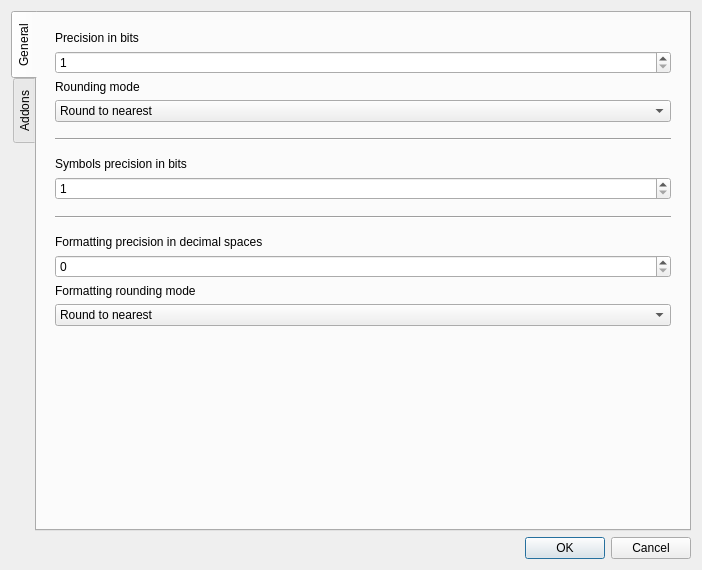
Before: the Qt Designer form src/forms/settingsdialog.ui in vetux/qcalculator, drawn with Qt 5.
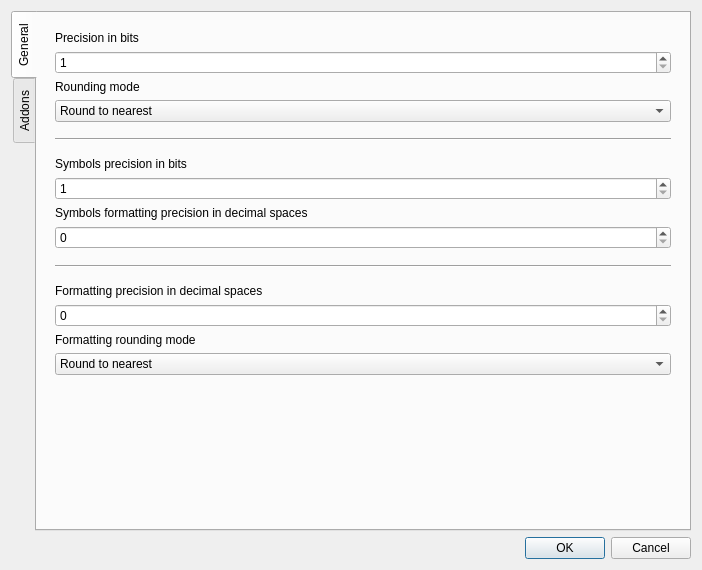
After: the same form once the commit is applied.

Commit message: Implement user configurable symbols formatting precision

```diff
--- a/src/forms/settingsdialog.ui
+++ b/src/forms/settingsdialog.ui
@@ -163,6 +163,23 @@
             </property>
            </widget>
           </item>
+          <item>
+           <widget class="QLabel" name="label_6">
+            <property name="toolTip">
+             <string>&lt;html&gt;&lt;head/&gt;&lt;body&gt;&lt;p&gt;The precision used when formatting variable and constant values to strings.&lt;/p&gt;&lt;/body&gt;&lt;/html&gt;</string>
+            </property>
+            <property name="text">
+             <string>Symbols formatting precision in decimal spaces</string>
+            </property>
+           </widget>
+          </item>
+          <item>
+           <widget class="QSpinBox" name="spinBox_symbols_formatting_precision">
+            <property name="maximum">
+             <number>1000</number>
+            </property>
+           </widget>
+          </item>
           <item>
            <spacer name="verticalSpacer_11">
             <property name="orientation">
```
The commit also changes 6 other files.
